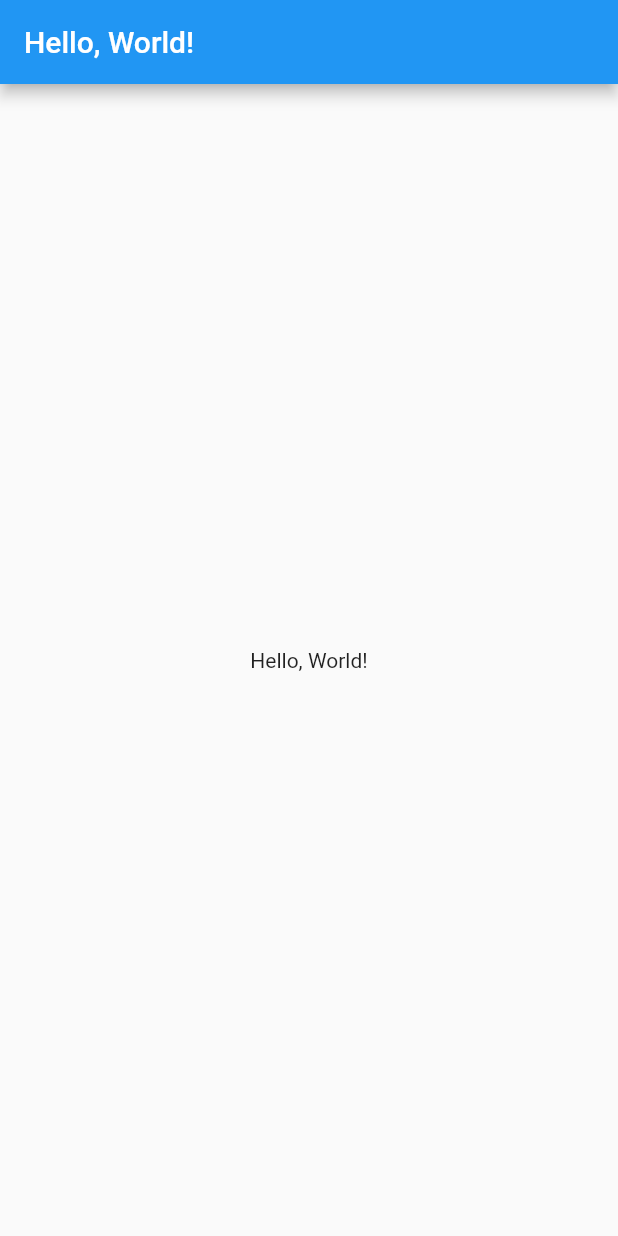
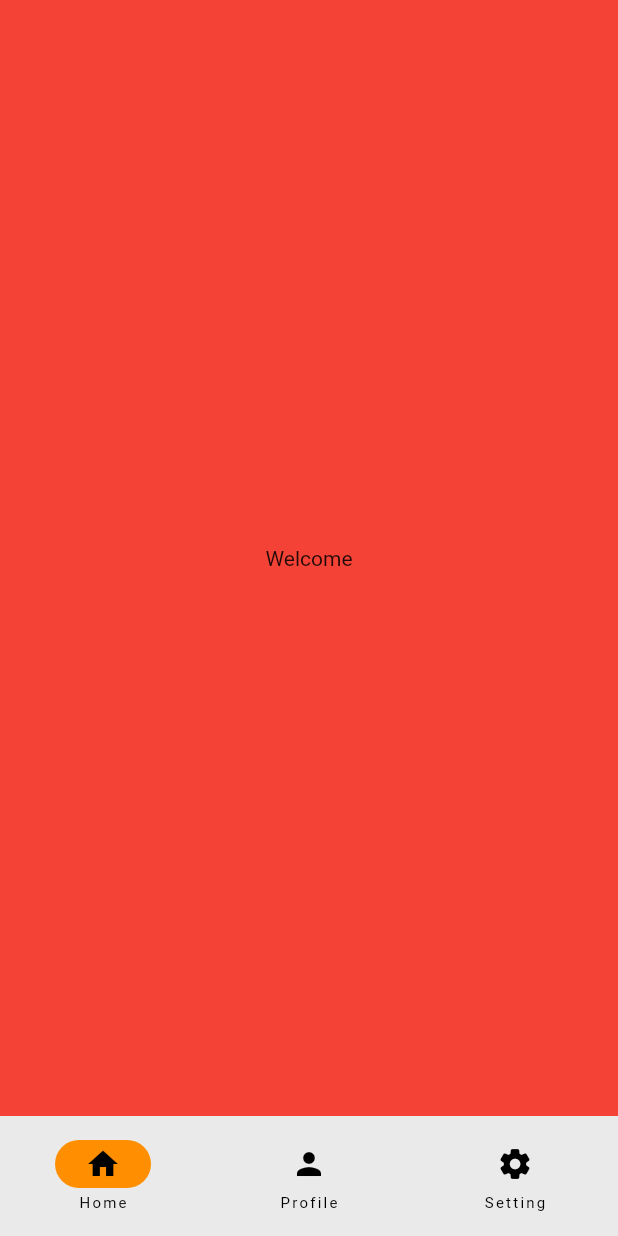
Before and after one commit to staverne/flutterperu, a Flutter app: the screen it shows after launch, after a tap on "Carlos", on a phone screen of 412 x 824 dp. Run offline on Flutter 3.47's test engine with Material 2 defaults, Android fonts, the light colour scheme and no system bars; our stand-ins replace go_router.

Commit message:
Añadido codigo de javier

```diff
--- /dev/null
+++ b/lib/carlos.dart
@@ -0,0 +1,72 @@
+import 'package:flutter/material.dart';
+import 'package:flutterperu/routes.dart';
+import 'package:flutter/material.dart';
+
+class CarlosPage extends StatelessWidget {
+  @override
+  @override
+  Widget build(BuildContext context) {
+    return const MaterialApp(home: NavigationExample());
+  }
+}
+
+class NavigationExample extends StatefulWidget {
+  const NavigationExample({super.key});
+
+  @override
+  State<NavigationExample> createState() => _NavigationExampleState();
+}
+
+class _NavigationExampleState extends State<NavigationExample> {
+  int currentPageIndex = 0;
+
+  @override
+  Widget build(BuildContext context) {
+    return Scaffold(
+      bottomNavigationBar: NavigationBar(
+        onDestinationSelected: (int index) {
+          setState(() {
+            currentPageIndex = index;
+          });
+        },
+        indicatorColor: Colors.amber[800],
+        selectedIndex: currentPageIndex,
+        destinations: const <Widget>[
+          NavigationDestination(
+            selectedIcon: Icon(Icons.home),
+            icon: Icon(Icons.home_outlined),
+            label: 'Home',
+          ),
+          NavigationDestination(
+            icon: Icon(Icons.person),
+            label: 'Profile',
+          ),
+          NavigationDestination(
+            selectedIcon: Icon(Icons.settings),
+            icon: Icon(Icons.settings_rounded),
+            label: 'Setting',
+          ),
+        ],
+      ),
+      body: <Widget>[
+        Container(
+          color: Colors.red,
+          alignment: Alignment.center,
+          child: const Text('Welcome'),
+
+        ),
+        Container(
+          color: Colors.green,
+          alignment: Alignment.center,
+          child: const Text('Bienvenido, pagina 2'),
+        ),
+        Container(
+          color: Colors.blue,
+          alignment: Alignment.center,
+          child: const Text('Bienvenido, pagina 3'),
+        ),
+      ][currentPageIndex],
+    );
+  }
+
+}
--- a/lib/routes.dart
+++ b/lib/routes.dart
@@ -1,4 +1,5 @@
 import 'package:flutter/material.dart';
+import 'package:flutterperu/carlos.dart';
 import 'package:go_router/go_router.dart';
 import 'package:flutterperu/main.dart';
 import 'package:flutterperu/test.dart';
@@ -42,7 +43,7 @@ class MyRouter {
           name: RouteConstants.carlosRouteName,
           path: '/carlos',
           pageBuilder: (context, state) {
-            return MaterialPage(child: TestPage());
+            return MaterialPage(child: CarlosPage());
           },
         ),
         GoRoute(
```
